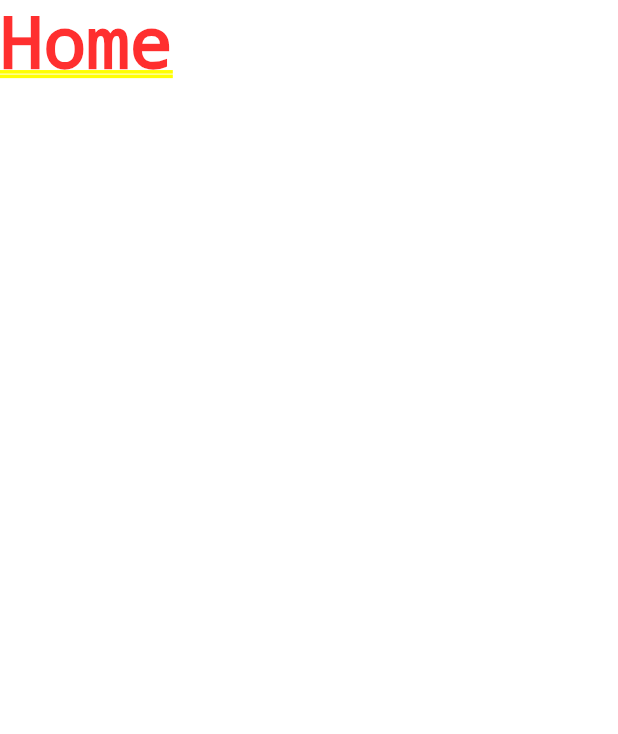
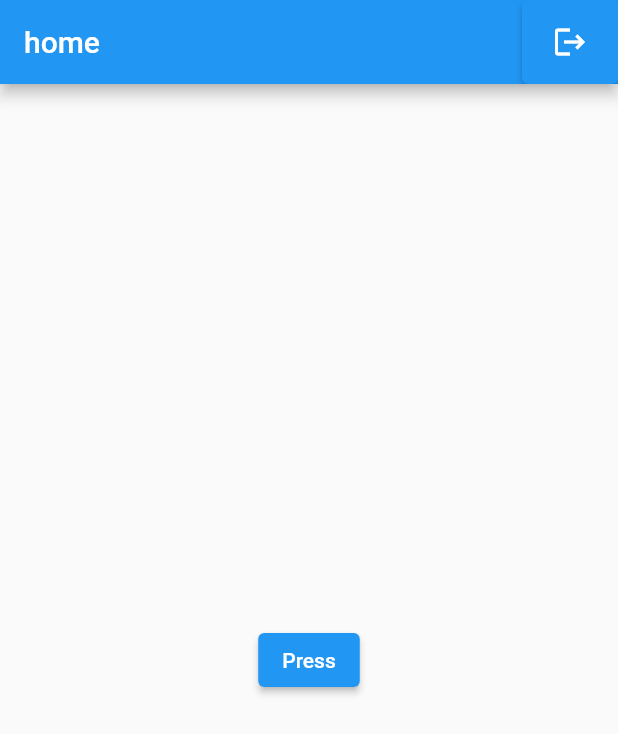
Before and after one commit to Maneesha-Rupasinghe/Tourease, a Flutter app: the screen it shows once a user with an empty profile is signed in, on a phone screen of 412 x 824 dp. Shown: the top 734 px of the screen. Run offline on Flutter 3.47's test engine with Material 2 defaults, Android fonts, the phone set to English and light mode, and no system bars; our stand-ins replace cloud_firestore, firebase_auth, firebase_core; accounts and stored records are empty.

```diff
--- a/lib/main.dart
+++ b/lib/main.dart
@@ -24,7 +24,6 @@ class MyApp extends StatelessWidget {
       child: const MaterialApp(
         debugShowCheckedModeBanner: false,
         home: Wrapper(),
-        //home: EditProfilePage(),
       ),
     );
   }
--- a/lib/screens/home/home.dart
+++ b/lib/screens/home/home.dart
@@ -1,16 +1,52 @@
 import 'package:flutter/material.dart';
+import 'package:tourease/screens/pages/add_city.dart';
+
+import 'package:tourease/services/auth.dart';
+
 class Home extends StatefulWidget {
-  const Home({super.key});
+  const Home({Key? key}) : super(key: key);
 
   @override
-  State<Home> createState() => _HomeState();
+  _HomeState createState() => _HomeState();
 }
 
 class _HomeState extends State<Home> {
+  // Create an object from AuthServices
+  final AuthServices _auth = AuthServices();
+
   @override
   Widget build(BuildContext context) {
-    return Container(
-      child: Text("Home"),
+    return Material(
+      child: Scaffold(
+        appBar: AppBar(
+          title: const Text("home"),
+          actions: [
+            ElevatedButton(
+              onPressed: () async {
+                await _auth.signOut();
+              },
+              child: const Icon(Icons.logout),
+            )
+          ],
+        ),
+        // Add the rest of your widget tree here
+        body: SafeArea(
+          child: Center(
+            child: ElevatedButton(
+              onPressed: () {
+                Navigator.of(context).push(
+                  MaterialPageRoute(
+                    builder: (context) =>
+                        ChooseCity(), // Instantiate the NumberDoubler widget
+                  ),
+                );
+              },
+              child: const Text("Press"),
+            ),
+
+          ),
+        ),
+      ),
     );
   }
 }
```
Also changed, not shown: lib/screens/pages/add_city.dart (added, +86 -0 lines).
